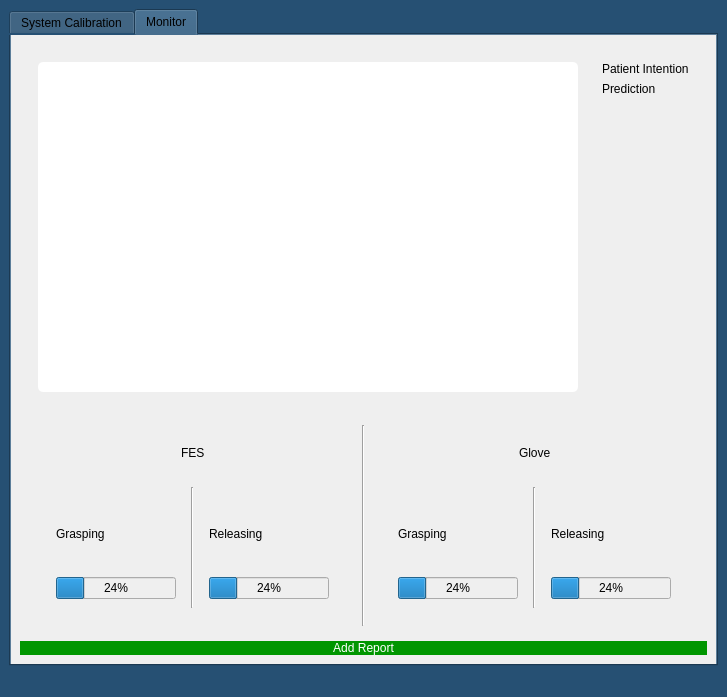
Old version of the form UI/calibration.ui in the repository Sherif-2001/BCI-Graduation-Project.
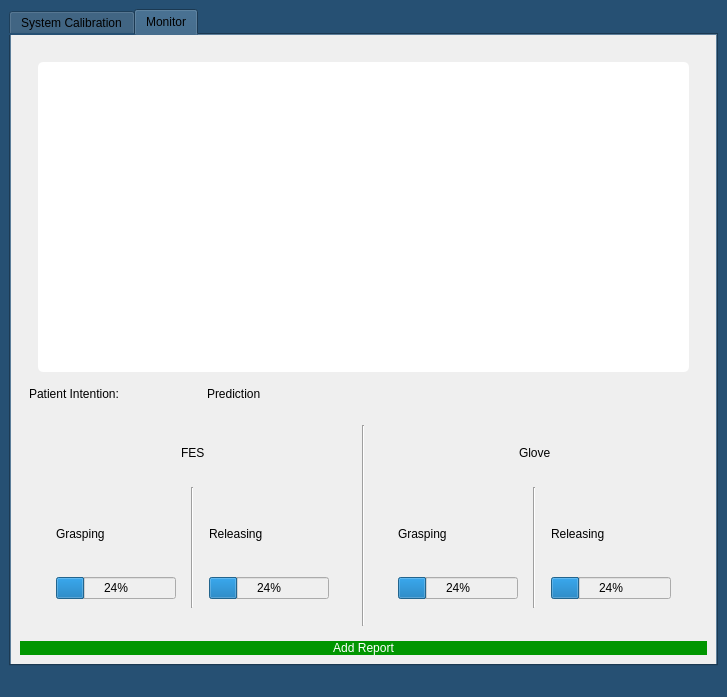
New version of the form.

Commit message: prediction position

Diff of the .ui file:
```diff
--- a/UI/calibration.ui
+++ b/UI/calibration.ui
@@ -523,8 +523,8 @@
             <height>0</height>
            </size>
           </property>
-          <layout class="QHBoxLayout" name="horizontalLayout_2">
-           <item>
+          <layout class="QGridLayout" name="gridLayout">
+           <item row="0" column="0" colspan="3">
             <widget class="QWidget" name="widget_3" native="true">
              <property name="sizePolicy">
               <sizepolicy hsizetype="Preferred" vsizetype="Preferred">
@@ -562,32 +562,29 @@
              </layout>
             </widget>
            </item>
-           <item>
-            <widget class="QWidget" name="widget_4" native="true">
-             <property name="sizePolicy">
-              <sizepolicy hsizetype="Preferred" vsizetype="Preferred">
-               <horstretch>0</horstretch>
-               <verstretch>0</verstretch>
-              </sizepolicy>
-             </property>
-             <property name="minimumSize">
-              <size>
-               <width>5</width>
-               <height>0</height>
-              </size>
-             </property>
-             <layout class="QVBoxLayout" name="verticalLayout_20">
-              <item>
+           <item row="1" column="0">
                <widget class="QLabel" name="m_intention_label">
+             <property name="minimumSize">
+              <size>
+               <width>172</width>
+               <height>0</height>
+              </size>
+             </property>
+             <property name="maximumSize">
+              <size>
+               <width>170</width>
+               <height>16777215</height>
+              </size>
+             </property>
                 <property name="styleSheet">
                  <string notr="true">font: 700 16pt; </string>
                 </property>
                 <property name="text">
-                 <string>Patient Intention</string>
+              <string>Patient Intention:</string>
                 </property>
                </widget>
               </item>
-              <item>
+           <item row="1" column="1">
                <widget class="QLabel" name="m_prediction_label">
                 <property name="styleSheet">
                  <string notr="true">font: 550 12pt; </string>
@@ -595,22 +592,6 @@
                 <property name="text">
                  <string>Prediction</string>
                 </property>
-               </widget>
-              </item>
-              <item>
-               <spacer name="verticalSpacer">
-                <property name="orientation">
-                 <enum>Qt::Vertical</enum>
-                </property>
-                <property name="sizeHint" stdset="0">
-                 <size>
-                  <width>20</width>
-                  <height>40</height>
-                 </size>
-                </property>
-               </spacer>
-              </item>
-             </layout>
             </widget>
            </item>
           </layout>
```
Lines whose indentation alone changed are shown as unchanged.
